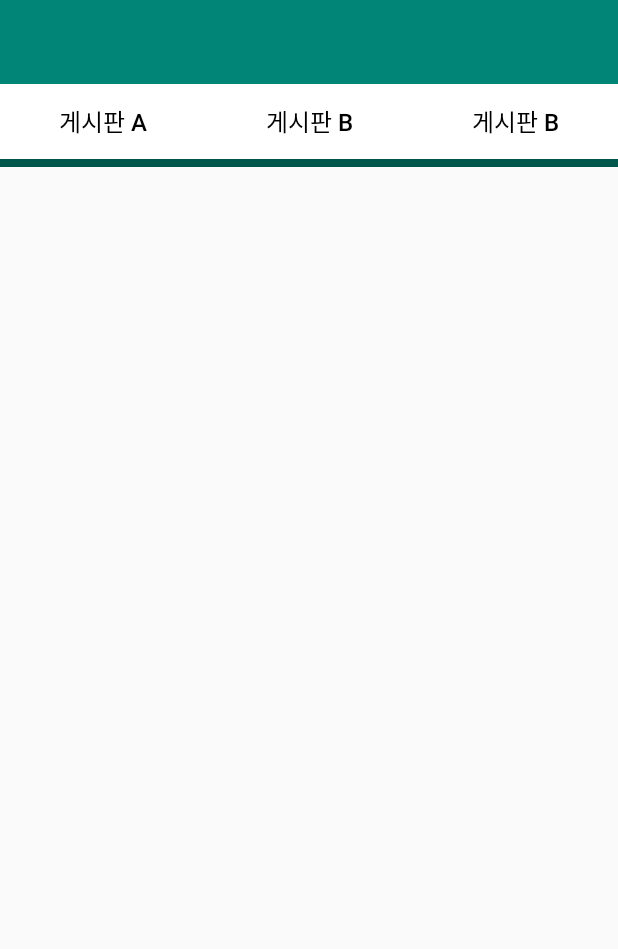
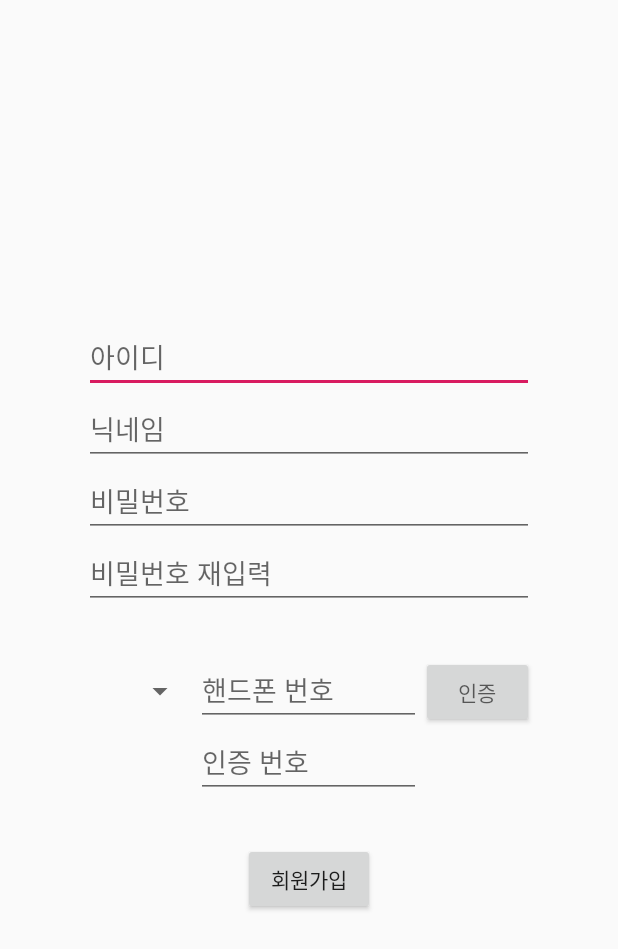
Before and after one commit to zxcv859500/Footprint, an Android app: the screen it shows after launch (NoticeBoardActivity before the commit, SignUpActivity after it), after a tap on "회원가입", on a phone screen of 412 x 824 dp. Shown: the top 949 px of the screen. Run offline under Robolectric (Android 15) with nearby library versions, the phone set to English and light mode, and no system bars; libraries missing offline, so code that uses them is left out: com.loopj.android.

Commit message:
add sign up layout.

```diff
--- a/frontend/app/src/main/java/com/example/footprint/view/Activities/MapActivity.java
+++ b/frontend/app/src/main/java/com/example/footprint/view/Activities/MapActivity.java
@@ -4,7 +4,6 @@ import android.content.Intent;
 import android.os.Bundle;
 import android.util.Log;
 import android.view.View;
-import android.widget.Button;
 
 import androidx.annotation.Nullable;
 import androidx.appcompat.app.AppCompatActivity;
--- a/frontend/app/src/main/java/com/example/footprint/view/Activities/SignUpActivity.java
+++ b/frontend/app/src/main/java/com/example/footprint/view/Activities/SignUpActivity.java
@@ -6,12 +6,13 @@ import android.os.Bundle;
 import androidx.annotation.Nullable;
 import androidx.appcompat.app.AppCompatActivity;
 
+import com.example.footprint.R;
+
 public class SignUpActivity extends AppCompatActivity {
 
     @Override
     protected void onCreate(@Nullable Bundle savedInstanceState) {
         super.onCreate(savedInstanceState);
-        Intent intent = new Intent(SignUpActivity.this,NoticeBoardActivity.class);
-        startActivity(intent);
+        setContentView(R.layout.activity_sign_up);
     }
 }
--- a/frontend/app/src/main/res/layout/activity_sign_in.xml
+++ b/frontend/app/src/main/res/layout/activity_sign_in.xml
@@ -17,14 +17,14 @@
 
         android:layout_width="300dp"
         android:layout_height="wrap_content"
-        android:hint="Email"
+        android:hint="아이디"
         android:inputType="textEmailAddress" />
 
     <EditText
         android:id="@+id/et_password"
         android:layout_width="300dp"
         android:layout_height="wrap_content"
-        android:hint="Password"
+        android:hint="비밀번호"
         android:inputType="textPassword" />
 
     <CheckBox
--- a/frontend/app/src/main/res/layout/activity_sign_up.xml
+++ b/frontend/app/src/main/res/layout/activity_sign_up.xml
@@ -1,6 +1,65 @@
 <?xml version="1.0" encoding="utf-8"?>
 <LinearLayout xmlns:android="http://schemas.android.com/apk/res/android"
-    android:orientation="vertical" android:layout_width="match_parent"
-    android:layout_height="match_parent">
+    android:orientation="vertical"
+    android:layout_width="match_parent"
+    android:layout_height="match_parent"
+    android:gravity="center" >
+
+    <EditText
+    android:layout_width="300dp"
+    android:layout_height="wrap_content"
+    android:hint="아이디"
+    android:inputType="textEmailAddress" />
+
+    <EditText
+        android:layout_width="300dp"
+        android:layout_height="wrap_content"
+        android:hint="닉네임" />
+
+    <EditText
+        android:layout_width="300dp"
+        android:layout_height="wrap_content"
+        android:hint="비밀번호"
+        android:inputType="textPassword"/>
+
+    <EditText
+        android:layout_width="300dp"
+        android:layout_height="wrap_content"
+        android:hint="비밀번호 재입력"
+        android:inputType="textPassword"/>
+
+    <LinearLayout
+        android:layout_width="wrap_content"
+        android:layout_height="wrap_content"
+        android:layout_marginTop="30dp">
+
+        <Spinner
+            android:layout_width="75dp"
+            android:layout_height="wrap_content"
+            android:entries="@array/carrier" />
+
+        <EditText
+            android:layout_width="150dp"
+            android:layout_height="wrap_content"
+            android:hint="핸드폰 번호"
+            android:inputType="phone" />
+
+        <Button
+            android:layout_width="75dp"
+            android:layout_height="wrap_content"
+            android:hint="인증" />
+
+    </LinearLayout>
+
+    <EditText
+        android:layout_width="150dp"
+        android:layout_height="wrap_content"
+        android:hint="인증 번호"
+        android:inputType="number" />
+    <Button
+        android:layout_width="wrap_content"
+        android:layout_height="wrap_content"
+        android:text="회원가입"
+        android:layout_marginTop="30dp" />
 
 </LinearLayout>
--- /dev/null
+++ b/frontend/app/src/main/res/values/carrier.xml
@@ -0,0 +1,9 @@
+<?xml version="1.0" encoding="utf-8"?>
+<resources>
+    <string-array name="carrier">
+        <item>KT</item>
+        <item>SKT</item>
+        <item>LGU</item>
+        <item>알뜰폰</item>
+    </string-array>
+</resources>
```
